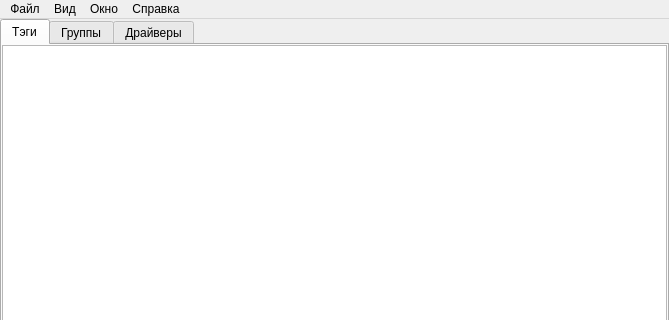
Qt form TSP/gui.ui (519984307/reSCADA) before a commit; both pictures show x 0 to 669 and y 0 to 320 of the 669 by 479 pixel window.
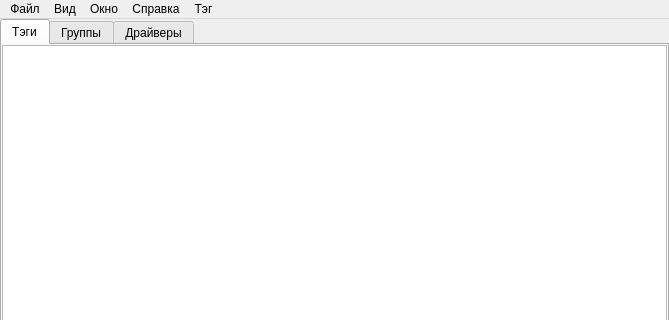
The same form after that commit. Icons and pictures are not drawn. Custom widgets are drawn as their Qt base class.

Patch:
```diff
--- a/TSP/gui.ui
+++ b/TSP/gui.ui
@@ -210,10 +210,18 @@
     </property>
     <addaction name="action_showAccess"/>
    </widget>
+   <widget class="QMenu" name="menu">
+    <property name="title">
+     <string>Тэг</string>
+    </property>
+    <addaction name="actionTrue"/>
+    <addaction name="actionFalse"/>
+   </widget>
    <addaction name="menu_file"/>
    <addaction name="menu_view"/>
    <addaction name="menu_window"/>
    <addaction name="menu_help"/>
+   <addaction name="menu"/>
   </widget>
   <action name="actionTrue">
    <property name="enabled">
```
Left out of the diff: 16 changed lines with no effect on the pictures.
